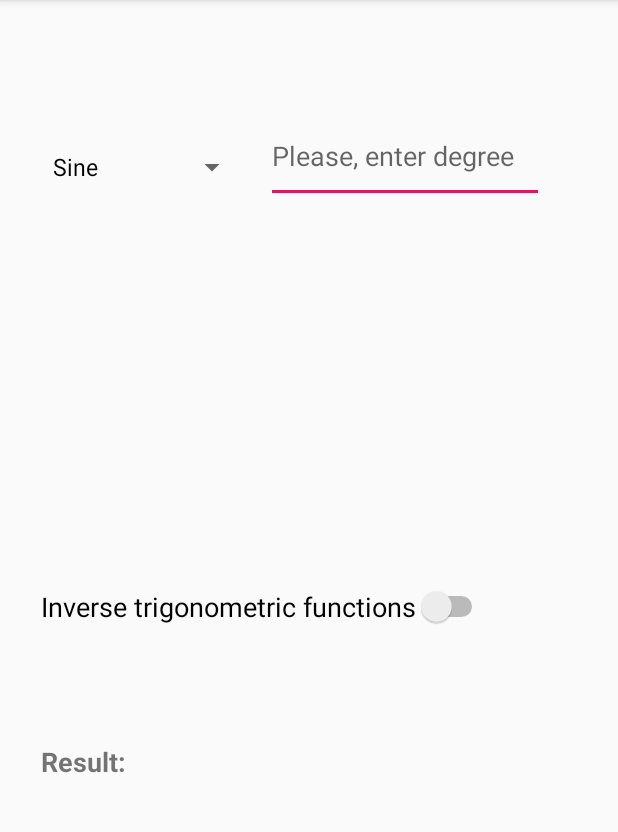
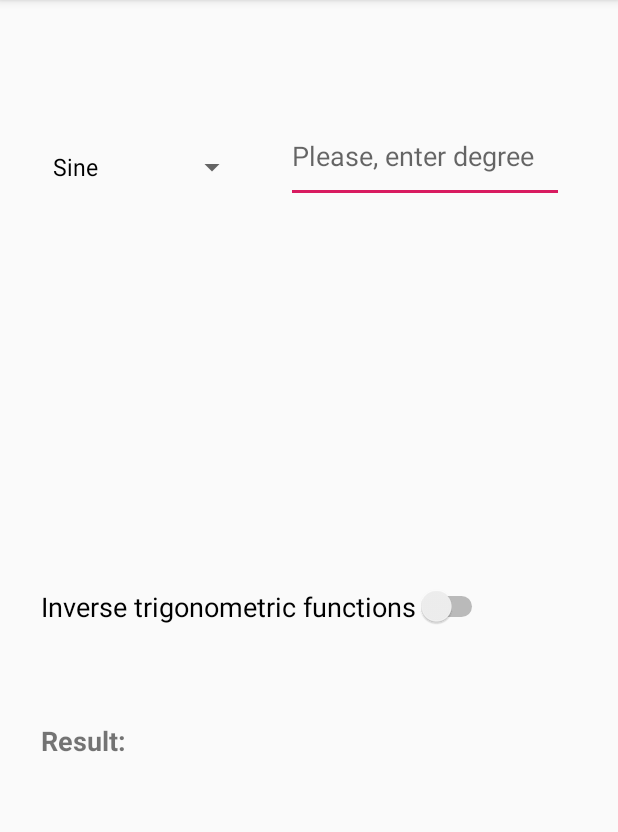
Before and after one commit to evrenvural/arcsincos, an Android app: the screen it shows after launch (MainActivity), on a phone screen of 412 x 824 dp, the part 84-916 px from its top. Run offline under Robolectric (Android 15) with nearby library versions, the phone set to English and light mode, and no system bars; our stand-ins replace AdMob.

Commit message:
some changes on UI and manifest

```diff
--- a/app/src/main/AndroidManifest.xml
+++ b/app/src/main/AndroidManifest.xml
@@ -1,9 +1,6 @@
 <?xml version="1.0" encoding="utf-8"?>
 <manifest xmlns:android="http://schemas.android.com/apk/res/android"
     package="com.evrenvural.arcsincos">
-
-    <uses-permission android:name="android.permission.INTERNET"></uses-permission>
-    <uses-permission android:name="android.permission.ACCESS_NETWORK_STATE"></uses-permission>
 
     <application
         android:allowBackup="true"
--- a/app/src/main/java/com/evrenvural/arcsincos/MainActivity.java
+++ b/app/src/main/java/com/evrenvural/arcsincos/MainActivity.java
@@ -4,6 +4,9 @@ import android.support.v7.app.AppCompatActivity;
 import android.os.Bundle;
 import android.text.Editable;
 import android.text.TextWatcher;
+
+import android.view.View;
+import android.widget.AdapterView;
 import android.widget.ArrayAdapter;
 import android.widget.CompoundButton;
 import android.widget.EditText;
@@ -39,14 +42,11 @@ public class MainActivity extends AppCompatActivity {
         AdRequest adRequest = new AdRequest.Builder().addTestDevice(AdRequest.DEVICE_ID_EMULATOR).build();
         mAdView.loadAd(adRequest);
 
-
-
         mySwitch = findViewById(R.id.mySwitch);
         etDerece = findViewById(R.id.etDerece);
         result = findViewById(R.id.tvResult);
 
         myMath = new MyMath();
-
 
         mySwitch.setChecked(false);
         spinnerEkle(false);
--- a/app/src/main/res/layout/activity_main.xml
+++ b/app/src/main/res/layout/activity_main.xml
@@ -24,7 +24,7 @@
         android:layout_alignBottom="@+id/spFonksiyonlar"
         android:layout_alignParentEnd="true"
         android:layout_alignParentRight="true"
-        android:layout_marginEnd="49dp"
+        android:layout_marginEnd="36dp"
         android:layout_marginRight="49dp"
         android:layout_marginBottom="0dp"
         android:ems="10"
@@ -52,8 +52,8 @@
         android:layout_alignParentLeft="true"
         android:layout_alignParentBottom="true"
         android:layout_marginStart="27dp"
-        android:layout_marginLeft="114dp"
-        android:layout_marginBottom="248dp"
+        android:layout_marginLeft="27dp"
+        android:layout_marginBottom="262dp"
         android:text="Result:"
         android:textSize="18sp"
         android:textStyle="bold" />
```
Also changed, not shown: 2 other files.
